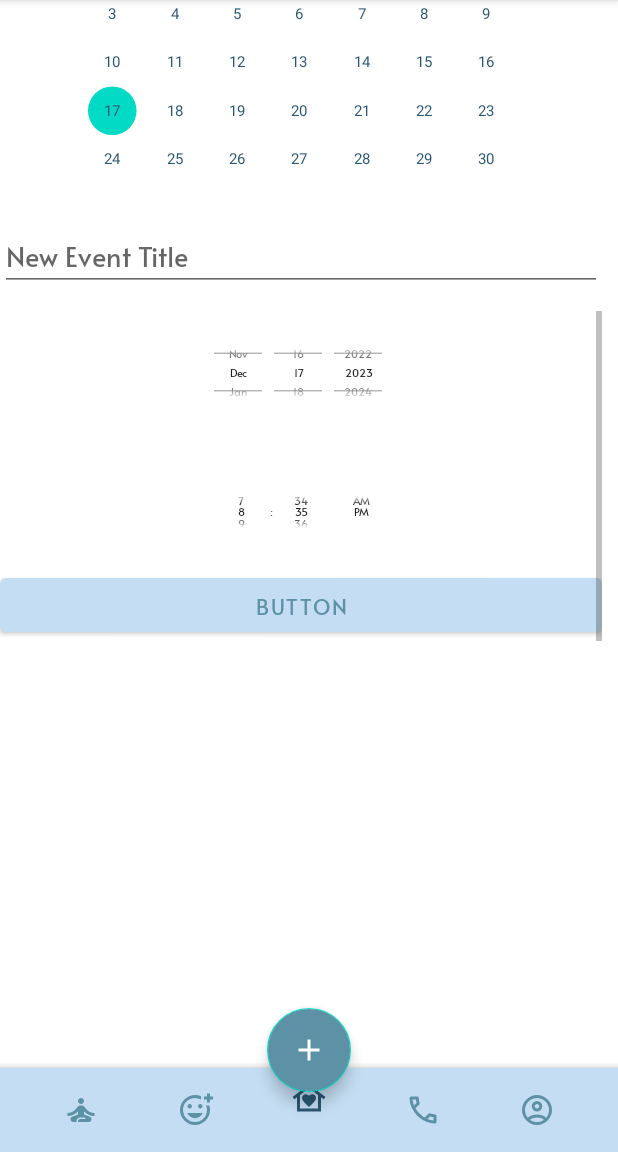
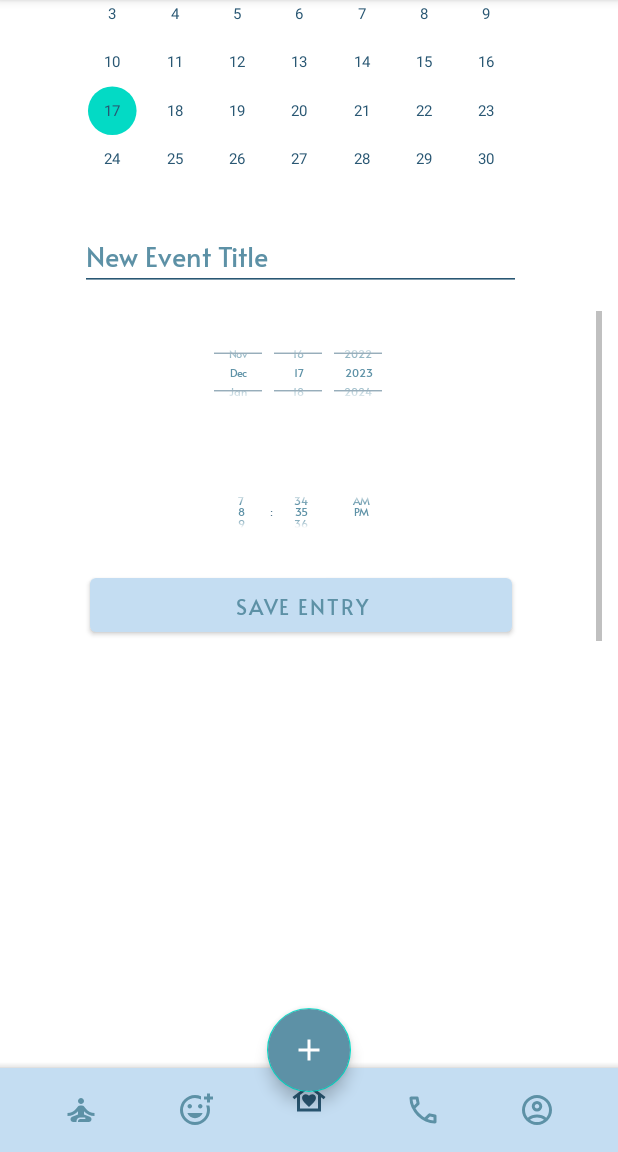
Before and after one commit to Ulpeo/Moodify, an Android app: the screen it shows after launch once a user with an empty profile is signed in (MainActivity), scrolled down 402 dp, on a phone screen of 412 x 824 dp, the part 84-1236 px from its top. Run offline under Robolectric (Android 15) with nearby library versions, the phone set to English and light mode, and no system bars; our stand-ins replace Firebase (no records; nobody signed in at launch, a user with empty details on screens opened directly); libraries missing offline, so code that uses them is left out: com.google.api.client, com.google.api.services, pub.devrel.easypermissions; 3 statements that could not run were skipped.

Commit message:
ui changes

```diff
--- a/app/src/main/res/layout/fragment_home.xml
+++ b/app/src/main/res/layout/fragment_home.xml
@@ -124,11 +124,17 @@
 
                 <EditText
                     android:id="@+id/newEventTitle"
-                    android:layout_width="match_parent"
+                    android:layout_width="294dp"
                     android:layout_height="wrap_content"
+                    android:layout_gravity="center"
+                    android:backgroundTint="@color/dark_blue"
                     android:ems="10"
                     android:hint="New Event Title"
-                    android:inputType="text" />
+                    android:inputType="text"
+                    android:outlineSpotShadowColor="@color/dark_blue"
+                    android:textColor="@color/dark_blue"
+                    android:textColorHint="@color/secondary_blue"
+                    android:textCursorDrawable="@color/secondary_blue" />
 
                 <DatePicker
                     android:id="@+id/newEventStartDate"
@@ -140,7 +146,8 @@
                     android:scaleX=".5"
                     android:scaleY=".5"
                     android:translationZ="-1dp"
-                    android:visibility="visible" />
+                    android:visibility="visible"
+                    android:theme="@style/CustomDatePickerTheme"/>
 
                 <TimePicker
                     android:id="@+id/newEventStartTime"
@@ -155,13 +162,15 @@
                     android:screenReaderFocusable="true"
                     android:timePickerMode="spinner"
                     android:translationZ="-1dp"
-                    android:visibility="visible" />
+                    android:visibility="visible"
+                    android:theme="@style/CustomDatePickerTheme"/>
 
                 <Button
                     android:id="@+id/btnNewEvent"
-                    android:layout_width="match_parent"
+                    android:layout_width="281dp"
                     android:layout_height="wrap_content"
-                    android:text="Button" />
+                    android:layout_gravity="center"
+                    android:text="Save Entry" />
 
             </LinearLayout>
 
```
